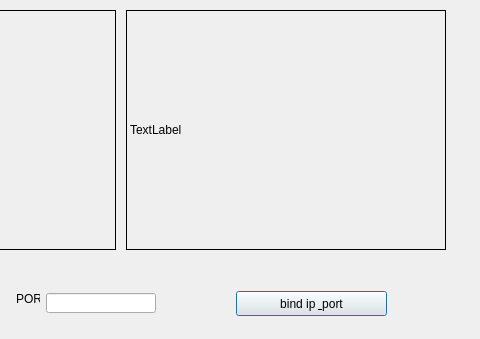
Old version of the form androidserver/client/dialog.ui in the repository 1x997/CNCJOB; both pictures show x 214 to 694 and y 0 to 339 of the 694 by 339 pixel window.
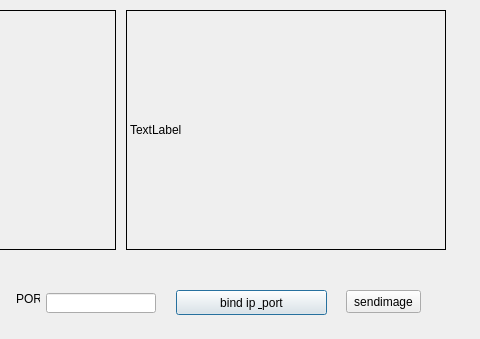
New version of the form.

Patch:
```diff
--- a/androidserver/client/dialog.ui
+++ b/androidserver/client/dialog.ui
@@ -32,8 +32,8 @@
   <widget class="QPushButton" name="pushButton">
    <property name="geometry">
     <rect>
-     <x>450</x>
-     <y>291</y>
+     <x>390</x>
+     <y>290</y>
      <width>151</width>
      <height>25</height>
     </rect>
@@ -110,6 +110,19 @@
     <string>PORT</string>
    </property>
   </widget>
+  <widget class="QPushButton" name="pushButton_2">
+   <property name="geometry">
+    <rect>
+     <x>560</x>
+     <y>290</y>
+     <width>75</width>
+     <height>23</height>
+    </rect>
+   </property>
+   <property name="text">
+    <string>sendimage</string>
+   </property>
+  </widget>
  </widget>
  <layoutdefault spacing="6" margin="11"/>
  <resources/>
```
